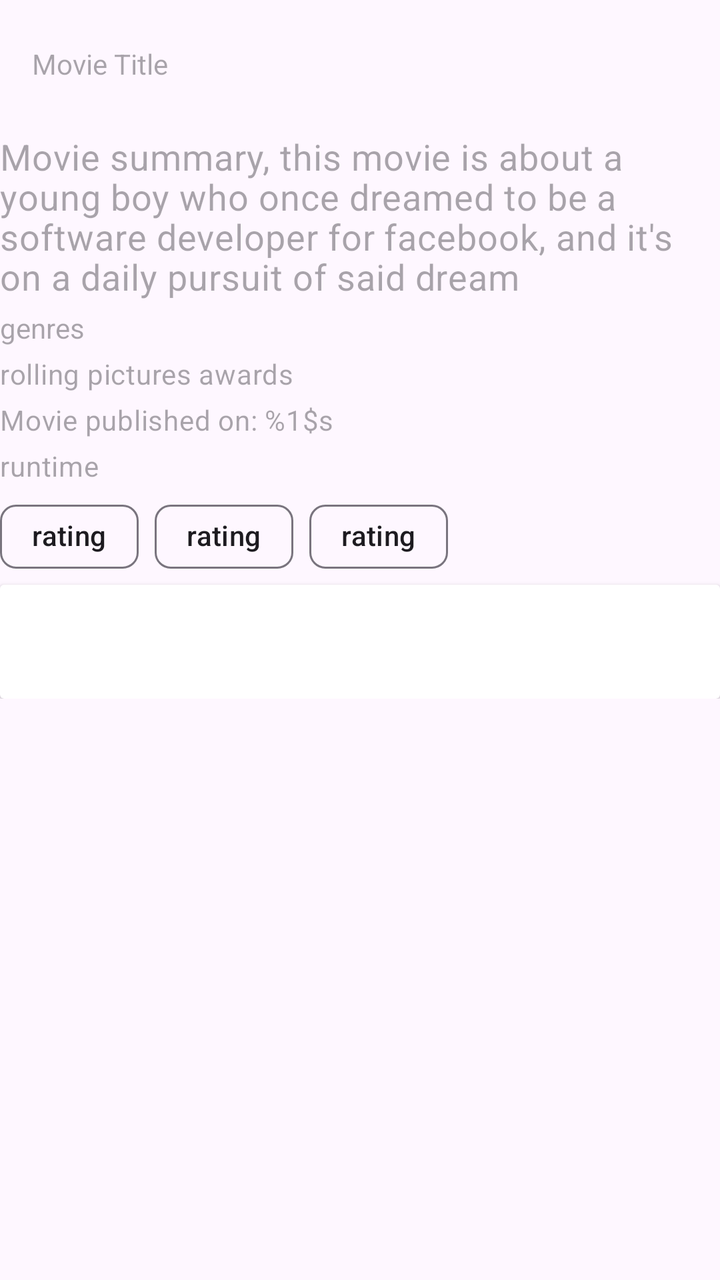
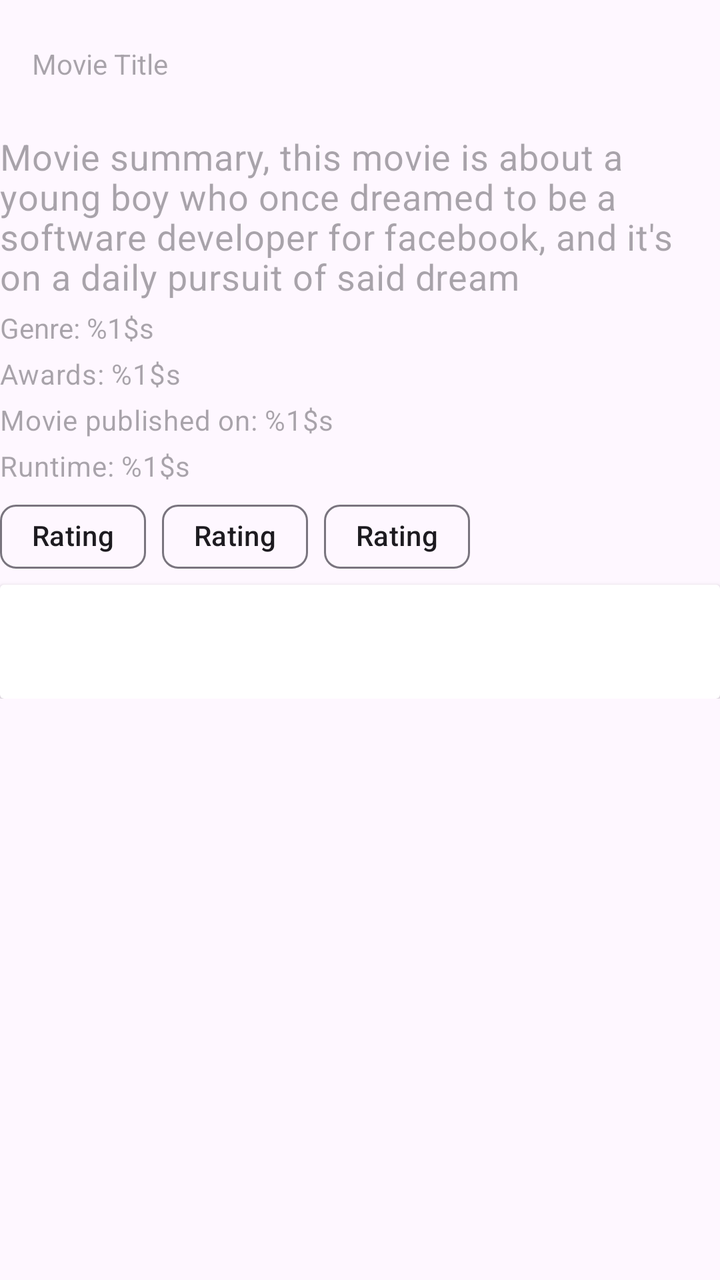

Before-and-after screenshots of an Android layout around one commit, followed by the original layout XML and the change that was made.
<!-- AndroidManifest.xml: another module's application theme Theme.MovieCatalog -->
<!-- res/layout/fragment_movie_details.xml -->
<?xml version="1.0" encoding="utf-8"?>
<androidx.core.widget.NestedScrollView xmlns:android="http://schemas.android.com/apk/res/android"
    xmlns:app="http://schemas.android.com/apk/res-auto"
    xmlns:tools="http://schemas.android.com/tools"
    android:layout_width="match_parent"
    android:layout_height="match_parent"
    android:layout_margin="@dimen/eight_dimen">

    <LinearLayout
        android:layout_width="match_parent"
        android:layout_height="match_parent"
        android:orientation="vertical">

        <androidx.appcompat.widget.Toolbar
            android:layout_width="match_parent"
            android:layout_height="wrap_content"
            android:id="@+id/toolbar"
            app:layout_collapseMode="pin">

            <TextView
                android:layout_width="match_parent"
                android:layout_height="wrap_content"
                android:hint="@string/movie_title"
                android:id="@+id/movie_title"
                android:layout_gravity="center"/>

        </androidx.appcompat.widget.Toolbar>

        <androidx.recyclerview.widget.RecyclerView
            android:id="@+id/list_images"
            android:layout_width="match_parent"
            android:layout_height="wrap_content"
            tools:listitem="@layout/image_entry" />

        <com.google.android.material.textview.MaterialTextView
            android:id="@+id/movie_summary"
            style="?attr/textAppearanceBodyMedium"
            android:layout_width="match_parent"
            android:layout_height="wrap_content"
            android:layout_marginVertical="2dp"
            android:hint="@string/movie_summary"
            android:textSize="18sp" />

        <com.google.android.material.textview.MaterialTextView
            android:id="@+id/movie_genres"
            android:layout_width="match_parent"
            android:layout_height="wrap_content"
            android:layout_marginVertical="2dp"
            android:hint="@string/genres" />


        <com.google.android.material.textview.MaterialTextView
            android:id="@+id/movie_awards"
            style="@style/TextAppearance.Material3.BodyMedium"
            android:layout_width="match_parent"
            android:layout_height="wrap_content"
            android:layout_marginVertical="2dp"
            android:hint="@string/awards" />

        <com.google.android.material.textview.MaterialTextView
            android:id="@+id/movie_publication_date"
            style="@style/TextAppearance.Material3.BodyMedium"
            android:layout_width="wrap_content"
            android:layout_height="wrap_content"
            android:layout_marginVertical="2dp"
            android:hint="@string/movie_published_on" />

        <com.google.android.material.textview.MaterialTextView
            android:id="@+id/movie_runtime"
            style="@style/TextAppearance.Material3.BodyMedium"
            android:layout_width="wrap_content"
            android:layout_height="wrap_content"
            android:layout_marginVertical="2dp"
            android:hint="@string/runtime" />

        <com.google.android.material.chip.ChipGroup
            android:id="@+id/chip_rating_group"
            android:layout_width="match_parent"
            android:layout_height="wrap_content"
            android:layoutDirection="locale"
            app:chipSpacing="@dimen/sixteen_dimen"
            app:singleLine="true">

            <com.google.android.material.chip.Chip
                android:id="@+id/imdb_chip"
                android:layout_width="wrap_content"
                android:layout_height="wrap_content"
                android:text="@string/rating" />

            <com.google.android.material.chip.Chip
                android:id="@+id/r_tomatoes_chip"
                android:layout_width="wrap_content"
                android:layout_height="wrap_content"
                android:text="@string/rating" />

            <com.google.android.material.chip.Chip
                android:id="@+id/movie_db_chip"
                android:layout_width="wrap_content"
                android:layout_height="wrap_content"
                android:text="@string/rating" />

        </com.google.android.material.chip.ChipGroup>

        <androidx.recyclerview.widget.RecyclerView
            android:id="@+id/list_actors"
            android:layout_width="match_parent"
            android:layout_height="wrap_content"
            tools:listitem="@layout/actors_entry" />

        <androidx.cardview.widget.CardView
            android:layout_width="match_parent"
            android:layout_height="wrap_content">

            <LinearLayout
                android:layout_width="match_parent"
                android:layout_height="wrap_content"
                android:orientation="vertical">

                <TextView
                    android:id="@+id/movie_budget"
                    android:layout_width="match_parent"
                    android:layout_height="wrap_content" />

                <TextView
                    android:id="@+id/movie_open_weekend_gross"
                    android:layout_width="match_parent"
                    android:layout_height="wrap_content" />

                <TextView
                    android:id="@+id/movie_world_wide_gross"
                    android:layout_width="match_parent"
                    android:layout_height="wrap_content" />

            </LinearLayout>
        </androidx.cardview.widget.CardView>

        <androidx.recyclerview.widget.RecyclerView
            android:id="@+id/list_similars"
            android:layout_width="match_parent"
            android:layout_height="wrap_content"
            tools:listitem="@layout/similar_entry" />

    </LinearLayout>

</androidx.core.widget.NestedScrollView>
<!-- res/layout/image_entry.xml (included above) -->
<?xml version="1.0" encoding="utf-8"?>
<androidx.cardview.widget.CardView xmlns:android="http://schemas.android.com/apk/res/android"
    android:layout_width="wrap_content"
    android:layout_height="wrap_content"
    android:layout_margin="@dimen/eight_dimen">

        <com.google.android.material.imageview.ShapeableImageView
            android:id="@+id/movie_image"
            android:layout_width="wrap_content"
            android:layout_height="250dp"
            android:src="@drawable/ic_image" />

</androidx.cardview.widget.CardView>
<!-- res/layout/actors_entry.xml (included above) -->
<?xml version="1.0" encoding="utf-8"?>
<androidx.cardview.widget.CardView xmlns:android="http://schemas.android.com/apk/res/android"
    android:layout_width="wrap_content"
    android:layout_height="wrap_content"
    android:layout_margin="@dimen/eight_dimen">

    <LinearLayout
        android:layout_width="wrap_content"
        android:layout_height="wrap_content"
        android:orientation="vertical">

        <TextView
            android:id="@+id/actor_name"
            android:layout_gravity="center_horizontal"
            android:layout_width="match_parent"
            android:layout_height="wrap_content" />

        <TextView
            android:id="@+id/actor_character"
            android:layout_gravity="center_horizontal"
            android:layout_width="match_parent"
            android:layout_height="wrap_content" />

        <ImageView
            android:id="@+id/actor_image"
            android:layout_width="wrap_content"
            android:layout_height="250dp"
            android:src="@drawable/ic_image" />
    </LinearLayout>
</androidx.cardview.widget.CardView>
<!-- res/layout/similar_entry.xml (included above) -->
<?xml version="1.0" encoding="utf-8"?>
<androidx.cardview.widget.CardView xmlns:android="http://schemas.android.com/apk/res/android"
    xmlns:app="http://schemas.android.com/apk/res-auto"
    xmlns:tools="http://schemas.android.com/tools"
    android:layout_width="wrap_content"
    android:layout_height="wrap_content"
    android:layout_margin="@dimen/eight_dimen">

    <LinearLayout
        android:layout_width="match_parent"
        android:layout_height="wrap_content"
        android:orientation="vertical"
        tools:ignore="UseCompoundDrawables">

        <TextView
            android:layout_width="match_parent"
            android:layout_height="wrap_content"
            android:layout_gravity="center_horizontal"
            android:hint="@string/title"
            android:id="@+id/similar_title" />

        <ImageView
            android:layout_width="wrap_content"
            android:layout_height="250dp"
            android:src="@drawable/ic_image"
            android:id="@+id/similar_image"
            android:contentDescription="@string/runtime" />

    </LinearLayout>
</androidx.cardview.widget.CardView>
<!-- resources referenced by this layout -->
<resources>
  <dimen name="eight_dimen">8dp</dimen>
  <dimen name="sixteen_dimen">16dp</dimen>
  <!-- drawable ic_image (drawable) -->
  <vector xmlns:android="http://schemas.android.com/apk/res/android"
      android:width="24dp"
      android:height="24dp"
      android:tint="#000000"
      android:viewportWidth="24"
      android:viewportHeight="24">
      <path
          android:fillColor="@android:color/white"
          android:pathData="M18,4H6v2l6.5,6L6,18v2h12v-3h-7l5,-5 -5,-5h7V4z" />
  </vector>
  <string name="awards">rolling pictures awards</string>
  <string name="genres">genres</string>
  <string name="movie_published_on">Movie published on: %1$s</string>
  <string name="movie_summary">Movie summary, this movie is about a young boy who once dreamed to be a software developer for facebook, and it\'s on a daily pursuit of said dream</string>
  <string name="movie_title">Movie Title</string>
  <string name="rating">rating</string>
  <string name="runtime">runtime</string>
  <string name="title">similar title</string>
  <style name="Theme.MovieCatalog" parent="Theme.Material3.Light.NoActionBar">
          
          <item name="colorPrimary">@color/purple_500</item>
          <item name="colorPrimaryVariant">@color/purple_700</item>
          <item name="colorOnPrimary">@color/white</item>
          
          <item name="colorSecondary">@color/teal_200</item>
          <item name="colorSecondaryVariant">@color/teal_700</item>
          <item name="colorOnSecondary">@color/black</item>
          
          <item name="android:statusBarColor">@android:color/darker_gray</item>
          
      </style>
  <color name="purple_500">#FF6200EE</color>
  <color name="purple_700">#FF3700B3</color>
  <color name="white">#FFFFFFFF</color>
  <color name="teal_200">#FF03DAC5</color>
  <color name="teal_700">#FF018786</color>
  <color name="black">#FF000000</color>
</resources>

<!-- the commit's change to res/layout/fragment_movie_details.xml (unified diff, before → after) -->
@@ -15,7 +15,7 @@
             android:layout_width="match_parent"
             android:layout_height="wrap_content"
             android:id="@+id/toolbar"
-            app:layout_collapseMode="pin">
+            app:layout_collapseMode="none">
 
             <TextView
                 android:layout_width="match_parent"
<!-- resource entries referenced after the edit -->
@@ -13,14 +13,14 @@
           android:fillColor="@android:color/white"
           android:pathData="M18,4H6v2l6.5,6L6,18v2h12v-3h-7l5,-5 -5,-5h7V4z" />
   </vector>
-  <string name="awards">rolling pictures awards</string>
-  <string name="genres">genres</string>
+  <string name="awards">Awards: %1$s</string>
+  <string name="genres">Genre: %1$s</string>
   <string name="movie_published_on">Movie published on: %1$s</string>
   <string name="movie_summary">Movie summary, this movie is about a young boy who once dreamed to be a software developer for facebook, and it\'s on a daily pursuit of said dream</string>
   <string name="movie_title">Movie Title</string>
-  <string name="rating">rating</string>
-  <string name="runtime">runtime</string>
-  <string name="title">similar title</string>
+  <string name="rating">Rating</string>
+  <string name="runtime">Runtime: %1$s</string>
+  <string name="title">Similar titles</string>
   <style name="Theme.MovieCatalog" parent="Theme.Material3.Light.NoActionBar">
           
           <item name="colorPrimary">@color/purple_500</item>
